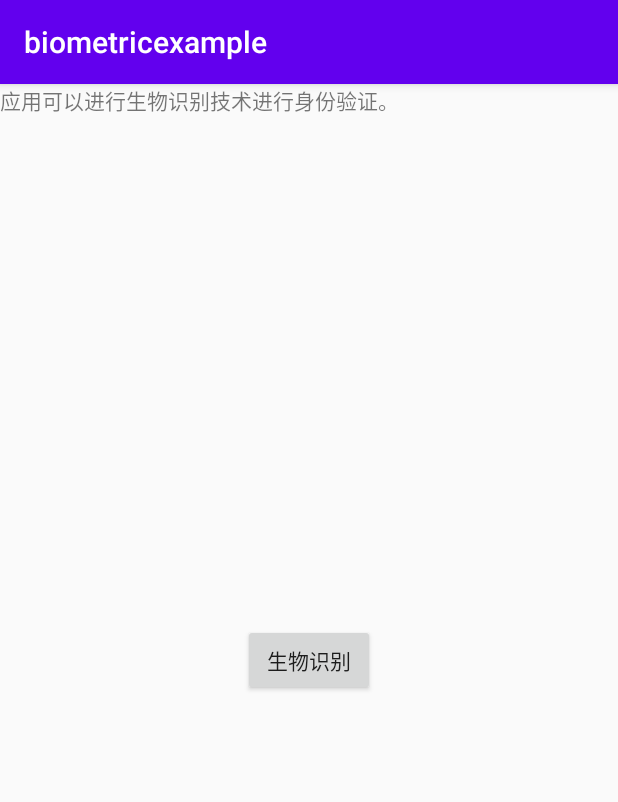
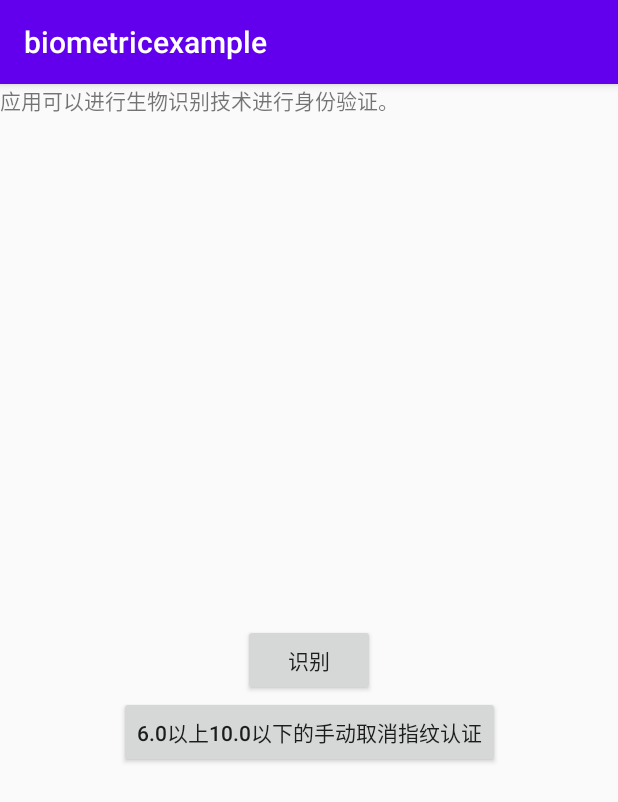
Before and after one commit to zhongjhATC/biometricexample, an Android app: the screen it shows after launch (MainActivity), on a phone screen of 412 x 824 dp. Shown: the top 802 px of the screen. Run offline under Robolectric (Android 15) with nearby library versions, the phone set to English and light mode, and no system bars.

Commit message:
提交代码

```diff
--- a/app/build.gradle
+++ b/app/build.gradle
@@ -26,6 +26,7 @@ dependencies {
     implementation fileTree(dir: "libs", include: ["*.jar"])
     implementation 'androidx.appcompat:appcompat:1.1.0'
     implementation 'androidx.constraintlayout:constraintlayout:1.1.3'
+    implementation 'org.jetbrains:annotations-java5:15.0'
     testImplementation 'junit:junit:4.12'
     androidTestImplementation 'androidx.test.ext:junit:1.1.1'
     androidTestImplementation 'androidx.test.espresso:espresso-core:3.2.0'
--- a/app/src/main/res/layout/activity_main.xml
+++ b/app/src/main/res/layout/activity_main.xml
@@ -16,11 +16,22 @@
         android:id="@+id/btnBiometric"
         android:layout_width="wrap_content"
         android:layout_height="wrap_content"
-        android:text="生物识别"
+        android:text="识别"
         app:layout_constraintBottom_toBottomOf="parent"
         app:layout_constraintLeft_toLeftOf="parent"
         app:layout_constraintRight_toRightOf="parent"
         app:layout_constraintTop_toTopOf="parent"
         tools:ignore="HardcodedText" />
 
+    <Button
+        android:id="@+id/btnCancel"
+        android:layout_width="wrap_content"
+        android:layout_height="wrap_content"
+        android:text="6.0以上10.0以下的手动取消指纹认证"
+        app:layout_constraintEnd_toEndOf="parent"
+        app:layout_constraintStart_toStartOf="parent"
+        app:layout_constraintTop_toBottomOf="@+id/btnBiometric"
+        tools:ignore="HardcodedText" />
+
+
 </androidx.constraintlayout.widget.ConstraintLayout>
```
Also changed, not shown: app/src/main/java/com/example/biometricexample/MainActivity.java (+61 -4 lines).
